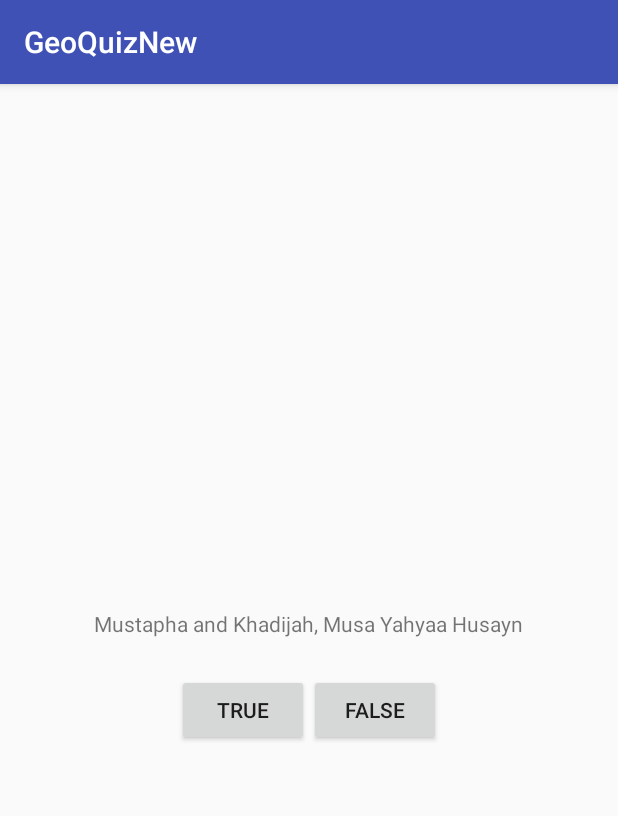
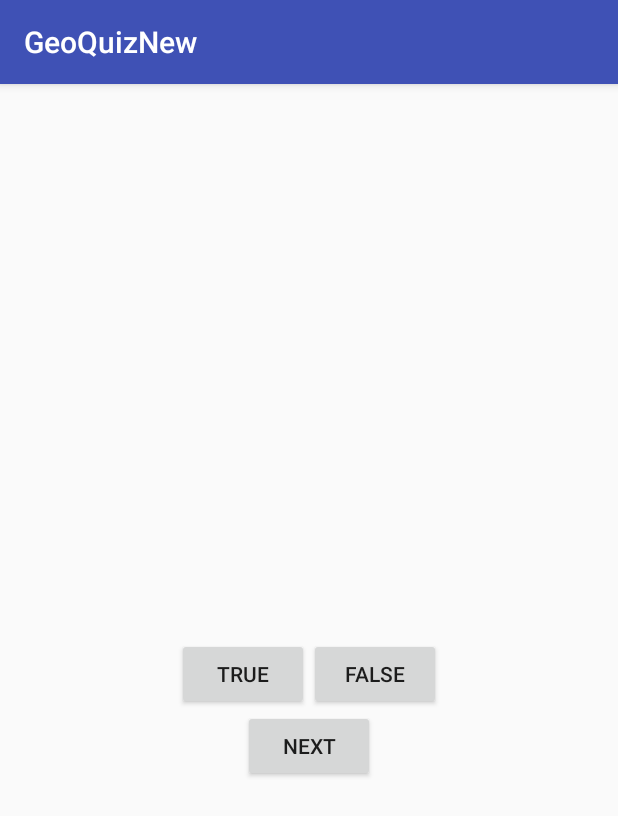
Before and after one commit to TerrenceBeckham/GeoQuiz, an Android app: the screen it shows after launch (QuizActivity), on a phone screen of 412 x 824 dp. Shown: the top 816 px of the screen. Run offline under Robolectric (Android 15) with nearby library versions, the phone set to English and light mode, and no system bars.

Commit message:
Added next button

```diff
--- a/app/src/main/res/layout/activity_quiz.xml
+++ b/app/src/main/res/layout/activity_quiz.xml
@@ -6,10 +6,10 @@
     android:orientation="vertical" >
 
         <TextView
+            android:id="@+id/question_text_view"
             android:layout_width="wrap_content"
             android:layout_height="wrap_content"
-            android:padding="24dp"
-            android:text="@string/question_text" />
+            android:padding="24dp" />
 
         <LinearLayout
             android:layout_width="wrap_content"
@@ -29,4 +29,10 @@
 
         </LinearLayout>
 
+        <Button
+            android:id="@+id/next_button"
+            android:layout_width="wrap_content"
+            android:layout_height="wrap_content"
+            android:text="@string/next_button"/>
+
 </LinearLayout>
--- a/app/src/main/res/values/strings.xml
+++ b/app/src/main/res/values/strings.xml
@@ -1,8 +1,10 @@
 <resources>
     <string name="app_name">GeoQuizNew</string>
-    <string name="question_text">Mustapha and Khadijah, Musa Yahyaa Husayn</string>
+    <string name="question_austrailia">Canberra is the capital of Australia.</string>
     <string name="true_button">True</string>
     <string name="false_button">False</string>
     <string name="correct_toast">Correct!</string>
     <string name="incorrect_toast">Incorrect!</string>
+    <string name="next_button">Next</string>
+
 </resources>
```
Also changed, not shown: app/src/main/java/com/example/terre/geoquiznew/Question.java (added, +30 -0 lines).
